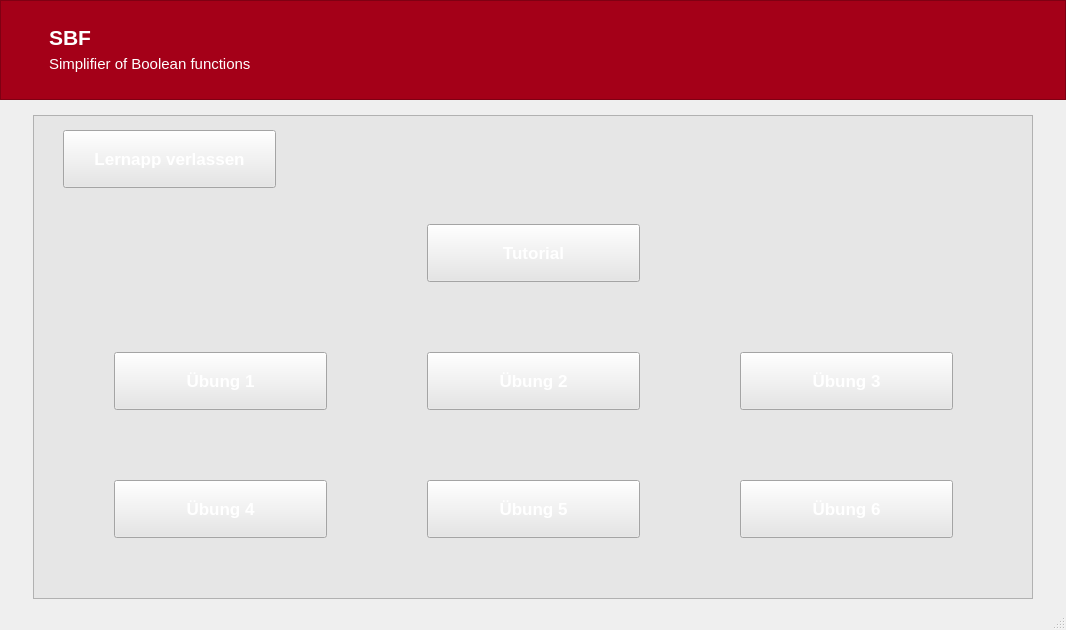
First picture: the form in Application/mainwindow.ui, repository markus-senger/KV-diagram, before the edit.
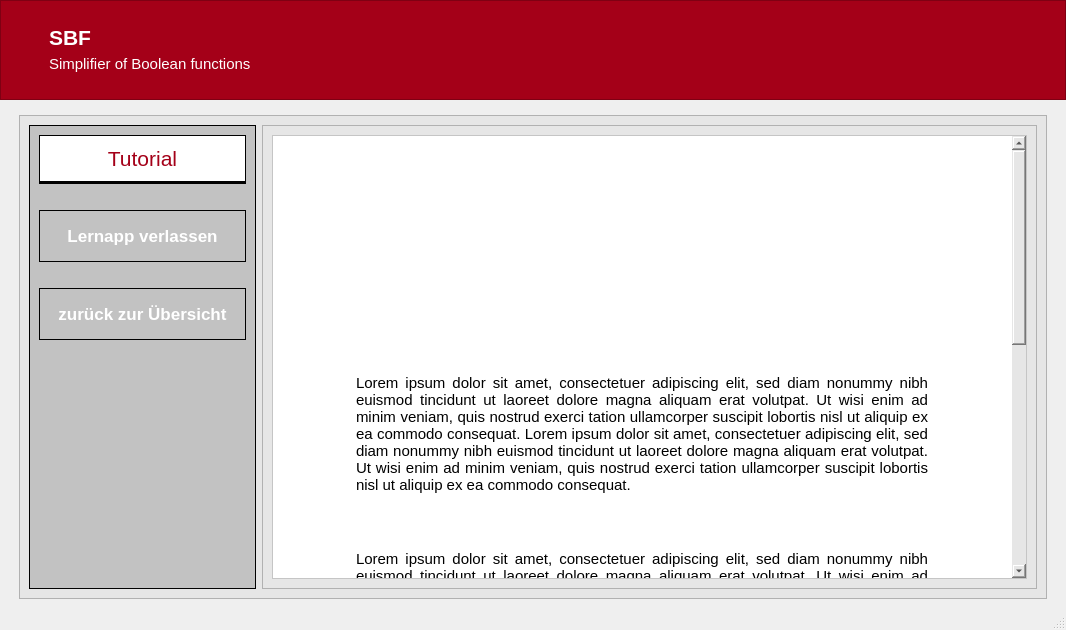
Second picture: the form after the edit. Icons and pictures are not drawn.

Commit message: started with tutorial page

```diff
--- a/Application/mainwindow.ui
+++ b/Application/mainwindow.ui
@@ -18,8 +18,8 @@
   </property>
   <property name="minimumSize">
    <size>
-    <width>1000</width>
-    <height>630</height>
+    <width>950</width>
+    <height>530</height>
    </size>
   </property>
   <property name="windowTitle">
@@ -268,7 +268,7 @@
     <item>
      <widget class="QStackedWidget" name="stackedWidget">
       <property name="currentIndex">
-       <number>1</number>
+       <number>2</number>
       </property>
       <widget class="QWidget" name="solver">
        <layout class="QVBoxLayout" name="verticalLayout_2">
@@ -902,11 +902,11 @@
              <enum>Qt::Horizontal</enum>
             </property>
             <property name="sizeType">
-             <enum>QSizePolicy::Preferred</enum>
+             <enum>QSizePolicy::Fixed</enum>
             </property>
             <property name="sizeHint" stdset="0">
              <size>
-              <width>100</width>
+              <width>10</width>
               <height>20</height>
              </size>
             </property>
@@ -915,14 +915,14 @@
           <item>
            <widget class="QFrame" name="learningOverviewFrame">
             <property name="sizePolicy">
-             <sizepolicy hsizetype="Expanding" vsizetype="Preferred">
+             <sizepolicy hsizetype="MinimumExpanding" vsizetype="Preferred">
               <horstretch>0</horstretch>
               <verstretch>0</verstretch>
              </sizepolicy>
             </property>
             <property name="minimumSize">
              <size>
-              <width>1000</width>
+              <width>500</width>
               <height>0</height>
              </size>
             </property>
@@ -1304,11 +1304,11 @@
              <enum>Qt::Horizontal</enum>
             </property>
             <property name="sizeType">
-             <enum>QSizePolicy::Preferred</enum>
+             <enum>QSizePolicy::Fixed</enum>
             </property>
             <property name="sizeHint" stdset="0">
              <size>
-              <width>100</width>
+              <width>10</width>
               <height>20</height>
              </size>
             </property>
@@ -1318,7 +1318,443 @@
         </item>
        </layout>
       </widget>
-      <widget class="QWidget" name="page"/>
+      <widget class="QWidget" name="tutorial001">
+       <layout class="QVBoxLayout" name="verticalLayout_7">
+        <item>
+         <layout class="QHBoxLayout" name="horizontalLayout_3">
+          <item>
+           <spacer name="horizontalSpacer_17">
+            <property name="orientation">
+             <enum>Qt::Horizontal</enum>
+            </property>
+            <property name="sizeType">
+             <enum>QSizePolicy::Fixed</enum>
+            </property>
+            <property name="sizeHint" stdset="0">
+             <size>
+              <width>10</width>
+              <height>20</height>
+             </size>
+            </property>
+           </spacer>
+          </item>
+          <item>
+           <widget class="QFrame" name="tutorial001Frame">
+            <property name="sizePolicy">
+             <sizepolicy hsizetype="MinimumExpanding" vsizetype="Preferred">
+              <horstretch>0</horstretch>
+              <verstretch>0</verstretch>
+             </sizepolicy>
+            </property>
+            <property name="minimumSize">
+             <size>
+              <width>500</width>
+              <height>0</height>
+             </size>
+            </property>
+            <property name="styleSheet">
+             <string notr="true">background-color: #e6e6e6;</string>
+            </property>
+            <property name="frameShape">
+             <enum>QFrame::StyledPanel</enum>
+            </property>
+            <property name="frameShadow">
+             <enum>QFrame::Raised</enum>
+            </property>
+            <layout class="QHBoxLayout" name="horizontalLayout_10">
+             <item>
+              <widget class="QFrame" name="horizontalFrame_5">
+               <property name="styleSheet">
+                <string notr="true">background: #c2c2c2;
+border: 1px solid black;</string>
+               </property>
+               <layout class="QVBoxLayout" name="verticalLayout_10">
+                <item>
+                 <widget class="QLabel" name="label_3">
+                  <property name="font">
+                   <font>
+                    <family>Arial</family>
+                    <pointsize>16</pointsize>
+                   </font>
+                  </property>
+                  <property name="styleSheet">
+                   <string notr="true">color: #a40018;
+background-color: white ;
+border-bottom: 3px solid black;
+padding-bottom: 10px;
+padding-top: 10px;</string>
+                  </property>
+                  <property name="text">
+                   <string>Tutorial</string>
+                  </property>
+                  <property name="alignment">
+                   <set>Qt::AlignCenter</set>
+                  </property>
+                 </widget>
+                </item>
+                <item>
+                 <spacer name="verticalSpacer_11">
+                  <property name="orientation">
+                   <enum>Qt::Vertical</enum>
+                  </property>
+                  <property name="sizeType">
+                   <enum>QSizePolicy::Fixed</enum>
+                  </property>
+                  <property name="sizeHint" stdset="0">
+                   <size>
+                    <width>20</width>
+                    <height>20</height>
+                   </size>
+                  </property>
+                 </spacer>
+                </item>
+                <item>
+                 <widget class="QPushButton" name="backToSolverButton_2">
+                  <property name="sizePolicy">
+                   <sizepolicy hsizetype="Minimum" vsizetype="Fixed">
+                    <horstretch>0</horstretch>
+                    <verstretch>0</verstretch>
+                   </sizepolicy>
+                  </property>
+                  <property name="font">
+                   <font>
+                    <family>Arial</family>
+                    <pointsize>13</pointsize>
+                    <weight>75</weight>
+                    <bold>true</bold>
+                   </font>
+                  </property>
+                  <property name="styleSheet">
+                   <string notr="true">QPushButton
+{
+	color: white;
+	width: 205px;
+	height: 50px;
+   	border-image: url(:/images/buttons/button.png)
+}
+
+QPushButton::hover
+{
+	border-image: url(:/images/buttons/button_hover.png)
+}</string>
+                  </property>
+                  <property name="text">
+                   <string>Lernapp verlassen</string>
+                  </property>
+                 </widget>
+                </item>
+                <item>
+                 <spacer name="verticalSpacer_9">
+                  <property name="orientation">
+                   <enum>Qt::Vertical</enum>
+                  </property>
+                  <property name="sizeType">
+                   <enum>QSizePolicy::Fixed</enum>
+                  </property>
+                  <property name="sizeHint" stdset="0">
+                   <size>
+                    <width>20</width>
+                    <height>20</height>
+                   </size>
+                  </property>
+                 </spacer>
+                </item>
+                <item>
+                 <widget class="QPushButton" name="backToLearningOverviewButton">
+                  <property name="sizePolicy">
+                   <sizepolicy hsizetype="Minimum" vsizetype="Fixed">
+                    <horstretch>0</horstretch>
+                    <verstretch>0</verstretch>
+                   </sizepolicy>
+                  </property>
+                  <property name="font">
+                   <font>
+                    <family>Arial</family>
+                    <pointsize>13</pointsize>
+                    <weight>75</weight>
+                    <bold>true</bold>
+                   </font>
+                  </property>
+                  <property name="styleSheet">
+                   <string notr="true">QPushButton
+{
+	color: white;
+	width: 205px;
+	height: 50px;
+   	border-image: url(:/images/buttons/button.png)
+}
+
+QPushButton::hover
+{
+	border-image: url(:/images/buttons/button_hover.png)
+}</string>
+                  </property>
+                  <property name="text">
+                   <string>zurück zur Übersicht</string>
+                  </property>
+                 </widget>
+                </item>
+                <item>
+                 <spacer name="verticalSpacer_10">
+                  <property name="orientation">
+                   <enum>Qt::Vertical</enum>
+                  </property>
+                  <property name="sizeHint" stdset="0">
+                   <size>
+                    <width>20</width>
+                    <height>40</height>
+                   </size>
+                  </property>
+                 </spacer>
+                </item>
+                <item>
+                 <spacer name="horizontalSpacer_18">
+                  <property name="orientation">
+                   <enum>Qt::Horizontal</enum>
+                  </property>
+                  <property name="sizeType">
+                   <enum>QSizePolicy::Fixed</enum>
+                  </property>
+                  <property name="sizeHint" stdset="0">
+                   <size>
+                    <width>20</width>
+                    <height>20</height>
+                   </size>
+                  </property>
+                 </spacer>
+                </item>
+               </layout>
+              </widget>
+             </item>
+             <item>
+              <widget class="QFrame" name="frame_2">
+               <property name="sizePolicy">
+                <sizepolicy hsizetype="Expanding" vsizetype="Preferred">
+                 <horstretch>0</horstretch>
+                 <verstretch>0</verstretch>
+                </sizepolicy>
+               </property>
+               <property name="frameShape">
+                <enum>QFrame::StyledPanel</enum>
+               </property>
+               <property name="frameShadow">
+                <enum>QFrame::Raised</enum>
+               </property>
+               <layout class="QVBoxLayout" name="verticalLayout_9">
+                <item>
+                 <widget class="QScrollArea" name="scrollArea">
+                  <property name="sizePolicy">
+                   <sizepolicy hsizetype="Expanding" vsizetype="Expanding">
+                    <horstretch>0</horstretch>
+                    <verstretch>0</verstretch>
+                   </sizepolicy>
+                  </property>
+                  <property name="minimumSize">
+                   <size>
+                    <width>0</width>
+                    <height>0</height>
+                   </size>
+                  </property>
+                  <property name="styleSheet">
+                   <string notr="true">background-color:white;</string>
+                  </property>
+                  <property name="widgetResizable">
+                   <bool>true</bool>
+                  </property>
+                  <property name="alignment">
+                   <set>Qt::AlignLeading|Qt::AlignLeft|Qt::AlignVCenter</set>
+                  </property>
+                  <widget class="QWidget" name="scrollAreaWidgetContents">
+                   <property name="geometry">
+                    <rect>
+                     <x>0</x>
+                     <y>0</y>
+                     <width>741</width>
+                     <height>928</height>
+                    </rect>
+                   </property>
+                   <layout class="QVBoxLayout" name="verticalLayout_11">
+                    <item>
+                     <widget class="QFrame" name="gridFrame">
+                      <property name="styleSheet">
+                       <string notr="true"/>
+                      </property>
+                      <layout class="QVBoxLayout" name="verticalLayout_12">
+                       <item>
+                        <widget class="QLabel" name="label_5">
+                         <property name="sizePolicy">
+                          <sizepolicy hsizetype="Preferred" vsizetype="Fixed">
+                           <horstretch>0</horstretch>
+                           <verstretch>0</verstretch>
+                          </sizepolicy>
+                         </property>
+                         <property name="minimumSize">
+                          <size>
+                           <width>200</width>
+                           <height>200</height>
+                          </size>
+                         </property>
+                         <property name="styleSheet">
+                          <string notr="true">image: url(:/images/dummyImage.jpg)</string>
+                         </property>
+                         <property name="text">
+                          <string/>
+                         </property>
+                        </widget>
+                       </item>
+                       <item>
+                        <spacer name="verticalSpacer_12">
+                         <property name="orientation">
+                          <enum>Qt::Vertical</enum>
+                         </property>
+                         <property name="sizeType">
+                          <enum>QSizePolicy::Fixed</enum>
+                         </property>
+                         <property name="sizeHint" stdset="0">
+                          <size>
+                           <width>20</width>
+                           <height>10</height>
+                          </size>
+                         </property>
+                        </spacer>
+                       </item>
+                       <item>
+                        <layout class="QHBoxLayout" name="horizontalLayout_12">
+                         <property name="sizeConstraint">
+                          <enum>QLayout::SetNoConstraint</enum>
+                         </property>
+                         <item>
+                          <widget class="QTextBrowser" name="textBrowser">
+                           <property name="sizePolicy">
+                            <sizepolicy hsizetype="Fixed" vsizetype="MinimumExpanding">
+                             <horstretch>0</horstretch>
+                             <verstretch>0</verstretch>
+                            </sizepolicy>
+                           </property>
+                           <property name="minimumSize">
+                            <size>
+                             <width>580</width>
+                             <height>170</height>
+                            </size>
+                           </property>
+                           <property name="maximumSize">
+                            <size>
+                             <width>16777215</width>
+                             <height>16777215</height>
+                            </size>
+                           </property>
+                           <property name="styleSheet">
+                            <string notr="true">color:black; alignment:center;</string>
+                           </property>
+                           <property name="frameShape">
+                            <enum>QFrame::NoFrame</enum>
+                           </property>
+                           <property name="sizeAdjustPolicy">
+                            <enum>QAbstractScrollArea::AdjustIgnored</enum>
+                           </property>
+                           <property name="lineWrapMode">
+                            <enum>QTextEdit::WidgetWidth</enum>
+                           </property>
+                           <property name="html">
+                            <string>&lt;!DOCTYPE HTML PUBLIC &quot;-//W3C//DTD HTML 4.0//EN&quot; &quot;http://www.w3.org/TR/REC-html40/strict.dtd&quot;&gt;
+&lt;html&gt;&lt;head&gt;&lt;meta name=&quot;qrichtext&quot; content=&quot;1&quot; /&gt;&lt;style type=&quot;text/css&quot;&gt;
+p, li { white-space: pre-wrap; }
+&lt;/style&gt;&lt;/head&gt;&lt;body style=&quot; font-family:'MS Shell Dlg 2'; font-size:8pt; font-weight:400; font-style:normal;&quot;&gt;
+&lt;p align=&quot;justify&quot; style=&quot; margin-top:0px; margin-bottom:0px; margin-left:0px; margin-right:0px; -qt-block-indent:0; text-indent:0px;&quot;&gt;&lt;span style=&quot; font-size:11pt;&quot;&gt;Lorem ipsum dolor sit amet, consectetuer adipiscing elit, sed diam nonummy nibh euismod tincidunt ut laoreet dolore magna aliquam erat volutpat. Ut wisi enim ad minim veniam, quis nostrud exerci tation ullamcorper suscipit lobortis nisl ut aliquip ex ea commodo consequat. Lorem ipsum dolor sit amet, consectetuer adipiscing elit, sed diam nonummy nibh euismod tincidunt ut laoreet dolore magna aliquam erat volutpat. Ut wisi enim ad minim veniam, quis nostrud exerci tation ullamcorper suscipit lobortis nisl ut aliquip ex ea commodo consequat. &lt;/span&gt;&lt;/p&gt;
+&lt;p align=&quot;justify&quot; style=&quot;-qt-paragraph-type:empty; margin-top:0px; margin-bottom:0px; margin-left:0px; margin-right:0px; -qt-block-indent:0; text-indent:0px; font-size:11pt; vertical-align:middle;&quot;&gt;&lt;br /&gt;&lt;/p&gt;&lt;/body&gt;&lt;/html&gt;</string>
+                           </property>
+                          </widget>
+                         </item>
+                        </layout>
+                       </item>
+                       <item>
+                        <layout class="QHBoxLayout" name="horizontalLayout_13">
+                         <item>
+                          <widget class="QTextBrowser" name="textBrowser_2">
+                           <property name="sizePolicy">
+                            <sizepolicy hsizetype="Fixed" vsizetype="MinimumExpanding">
+                             <horstretch>0</horstretch>
+                             <verstretch>0</verstretch>
+                            </sizepolicy>
+                           </property>
+                           <property name="minimumSize">
+                            <size>
+                             <width>580</width>
+                             <height>300</height>
+                            </size>
+                           </property>
+                           <property name="styleSheet">
+                            <string notr="true">color: black;</string>
+                           </property>
+                           <property name="frameShape">
+                            <enum>QFrame::NoFrame</enum>
+                           </property>
+                           <property name="html">
+                            <string>&lt;!DOCTYPE HTML PUBLIC &quot;-//W3C//DTD HTML 4.0//EN&quot; &quot;http://www.w3.org/TR/REC-html40/strict.dtd&quot;&gt;
+&lt;html&gt;&lt;head&gt;&lt;meta name=&quot;qrichtext&quot; content=&quot;1&quot; /&gt;&lt;style type=&quot;text/css&quot;&gt;
+p, li { white-space: pre-wrap; }
+&lt;/style&gt;&lt;/head&gt;&lt;body style=&quot; font-family:'MS Shell Dlg 2'; font-size:8pt; font-weight:400; font-style:normal;&quot;&gt;
+&lt;p align=&quot;justify&quot; style=&quot; margin-top:0px; margin-bottom:0px; margin-left:0px; margin-right:0px; -qt-block-indent:0; text-indent:0px;&quot;&gt;&lt;span style=&quot; font-size:11pt; vertical-align:middle;&quot;&gt;Lorem ipsum dolor sit amet, consectetuer adipiscing elit, sed diam nonummy nibh euismod tincidunt ut laoreet dolore magna aliquam erat volutpat. Ut wisi enim ad minim veniam, quis nostrud exerci tation ullamcorper suscipit lobortis nisl ut aliquip ex ea commodo consequat. Duis autem vel eum iriure dolor in hendrerit in vulputate velit esse molestie consequat, vel illum dolore eu feugiat nulla facilisis at vero et accumsan et iusto odio dignissim qui blandit praesent luptatum zzril delenit augue duis dolore te feugait nulla facilisi. Lorem ipsum dolor sit amet, consectetuer adipiscing elit, sed diam nonummy nibh euismod tincidunt ut laoreet dolore magna aliquam erat volutpat. Ut wisi enim ad minim veniam, quis nostrud exerci tation ullamcorper suscipit lobortis nisl ut aliquip ex ea commodo consequat. Duis autem vel eum iriure dolor in hendrerit in vulputate velit esse molestie consequat, vel illum dolore eu feugiat nulla facilisis at vero et accumsan et iusto odio dignissim qui blandit praesent luptatum zzril delenit augue duis dolore te feugait nulla facilisi. Nam liber tempor cum soluta nobis eleifend option congue nihil imperdiet doming id quod mazim placerat facer possim assum.&lt;/span&gt;&lt;/p&gt;&lt;/body&gt;&lt;/html&gt;</string>
+                           </property>
+                          </widget>
+                         </item>
+                        </layout>
+                       </item>
+                       <item>
+                        <widget class="QLabel" name="label_4">
+                         <property name="sizePolicy">
+                          <sizepolicy hsizetype="Preferred" vsizetype="Fixed">
+                           <horstretch>0</horstretch>
+                           <verstretch>0</verstretch>
+                          </sizepolicy>
+                         </property>
+                         <property name="minimumSize">
+                          <size>
+                           <width>200</width>
+                           <height>200</height>
+                          </size>
+                         </property>
+                         <property name="styleSheet">
+                          <string notr="true">image: url(:/images/dummyImage.jpg)</string>
+                         </property>
+                         <property name="text">
+                          <string/>
+                         </property>
+                        </widget>
+                       </item>
+                      </layout>
+                     </widget>
+                    </item>
+                   </layout>
+                  </widget>
+                 </widget>
+                </item>
+               </layout>
+              </widget>
+             </item>
+            </layout>
+           </widget>
+          </item>
+          <item>
+           <spacer name="horizontalSpacer_16">
+            <property name="orientation">
+             <enum>Qt::Horizontal</enum>
+            </property>
+            <property name="sizeType">
+             <enum>QSizePolicy::Fixed</enum>
+            </property>
+            <property name="sizeHint" stdset="0">
+             <size>
+              <width>10</width>
+              <height>20</height>
+             </size>
+            </property>
+           </spacer>
+          </item>
+         </layout>
+        </item>
+       </layout>
+      </widget>
      </widget>
     </item>
    </layout>
```
Left out of the diff: 20 changed lines with no effect on the pictures. The commit also changes 6 other files.
